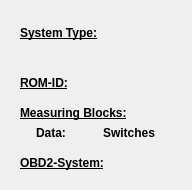
Comer352L/FreeSSM, file ui/CUinfo_Transmission.ui: the form before one commit.
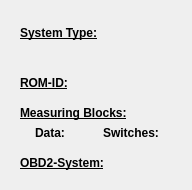
The form after the commit.

Commit message: CUinfo_*.ui: improve layout of the MB/SW information

Patch:
```diff
--- a/ui/CUinfo_Transmission.ui
+++ b/ui/CUinfo_Transmission.ui
@@ -216,9 +216,9 @@
   <widget class="QLabel" name="nrofdatambstitle_label">
    <property name="geometry">
     <rect>
-     <x>36</x>
+     <x>35</x>
      <y>125</y>
-     <width>35</width>
+     <width>38</width>
      <height>16</height>
     </rect>
    </property>
@@ -238,7 +238,7 @@
     <rect>
      <x>103</x>
      <y>125</y>
-     <width>53</width>
+     <width>57</width>
      <height>16</height>
     </rect>
    </property>
@@ -258,7 +258,7 @@
     <rect>
      <x>77</x>
      <y>125</y>
-     <width>20</width>
+     <width>21</width>
      <height>16</height>
     </rect>
    </property>
@@ -315,7 +315,7 @@
     <rect>
      <x>164</x>
      <y>125</y>
-     <width>20</width>
+     <width>21</width>
      <height>16</height>
     </rect>
    </property>
```
The commit also changes 2 other files.
